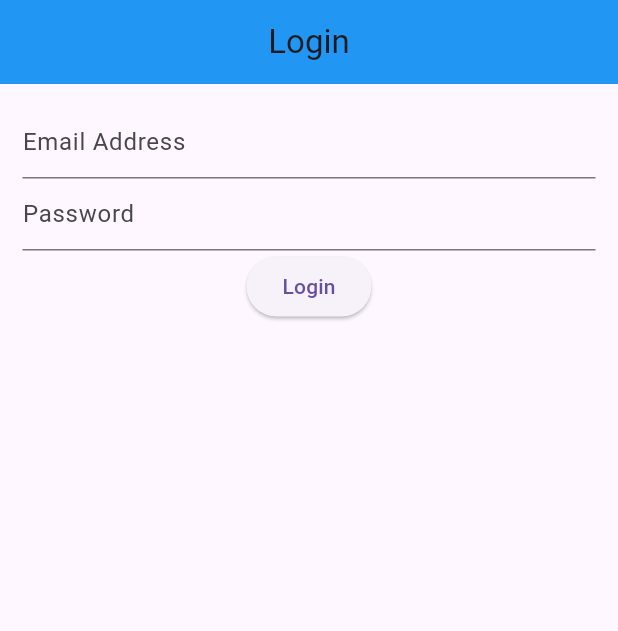
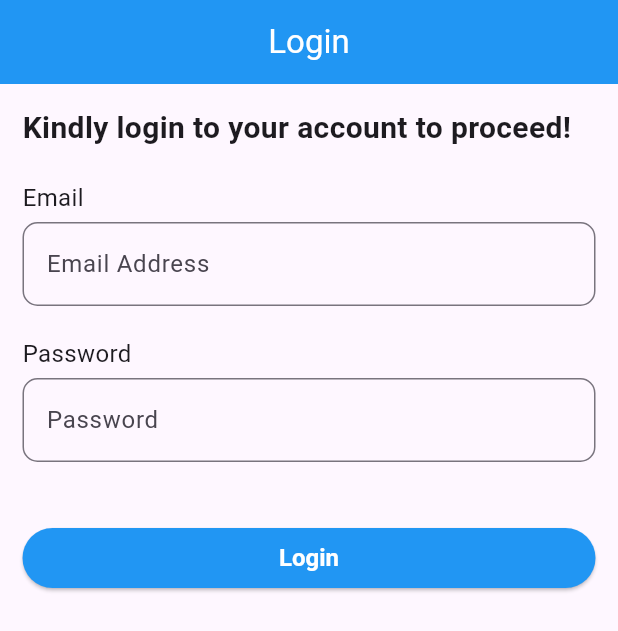
Before and after one commit to DamisolaT/Stack_Sample_App, a Flutter app: the screen it shows after launch, on a phone screen of 412 x 824 dp. Shown: the top 631 px of the screen. Run offline on Flutter 3.47's test engine with Material 3 defaults, Android fonts, the phone set to English and light mode, and no system bars; our stand-ins replace stacked.

Commit message:
login commit

```diff
--- a/lib/views/login/login_view.dart
+++ b/lib/views/login/login_view.dart
@@ -11,32 +11,72 @@ class LoginView extends ViewModelBuilderWidget<LoginViewModel>{
       appBar: AppBar(
         backgroundColor: Colors.blue,
         title: Center(
-            child: Text("Login"),
+            child: Text("Login",
+            style: TextStyle(
+              color: Colors.white
+            ),),
         ),
       ),
+
       body:Form(
         child: Builder(
           builder: (context) {
             return Padding(
               padding: const EdgeInsets.all(15.0),
               child: Column(
+                crossAxisAlignment: CrossAxisAlignment.start,
                 children: [
+                  Text('Kindly login to your account to proceed!',
+                  style: TextStyle(
+                    fontSize: 20,
+                    fontWeight: FontWeight.bold
+                  ),),
+                  SizedBox(height: 20,),
+                  Text("Email", style: TextStyle(fontSize: 16),),
+                  SizedBox(height: 5,),
                   TextFormField(
                     controller: viewModel.emailFieldController,
                     validator: viewModel.validateEmail,
                     decoration: InputDecoration(
+                      border: OutlineInputBorder(
+                        borderSide: BorderSide(color: Colors.blue, width: 2.0),
+                        borderRadius: BorderRadius.circular(10.0),
+                      ),
                       hintText: "Email Address"
                     ),
                   ),
+                  SizedBox(height: 20),
+                  Text("Password", style: TextStyle(fontSize: 16),),
+                  SizedBox(height: 5,),
                   TextFormField(
                     controller: viewModel.passwordFieldController,
                     validator: viewModel.validatePassword,
                     obscureText: true,
                     decoration: InputDecoration(
+                      border: OutlineInputBorder(
+                        borderSide: BorderSide(color: Colors.blue, width: 2.0),
+                        borderRadius: BorderRadius.circular(10.0),
+                      ),
                         hintText: "Password"
                     ),
                   ),
-                  ElevatedButton(onPressed: () => viewModel.onLoginTap(context), child: Text("Login"))
+                  SizedBox(height: 40,),
+                  ElevatedButton(
+                      onPressed: () =>
+                      viewModel.onLoginTap(context),
+                      style: ElevatedButton.styleFrom(
+                        backgroundColor: Colors.blue,
+
+                          padding: EdgeInsets.symmetric(horizontal: 16),
+                          textStyle: TextStyle(fontSize: 16)
+                      ),
+                      child: Center(child: Text("Login",
+                      style: TextStyle(
+                        color: Colors.white,
+                        fontWeight: FontWeight.bold
+                      ),)
+                      )
+                  )
                 ],
               ),
             );
--- a/lib/views/login/login_view_model.dart
+++ b/lib/views/login/login_view_model.dart
@@ -11,9 +11,6 @@ class LoginViewModel extends BaseViewModel{
 
    }
   }
-
-
-
   String? validateEmail(String? value) {
     if(value == null || value.isEmpty){
       return "Please enter an email";
```
